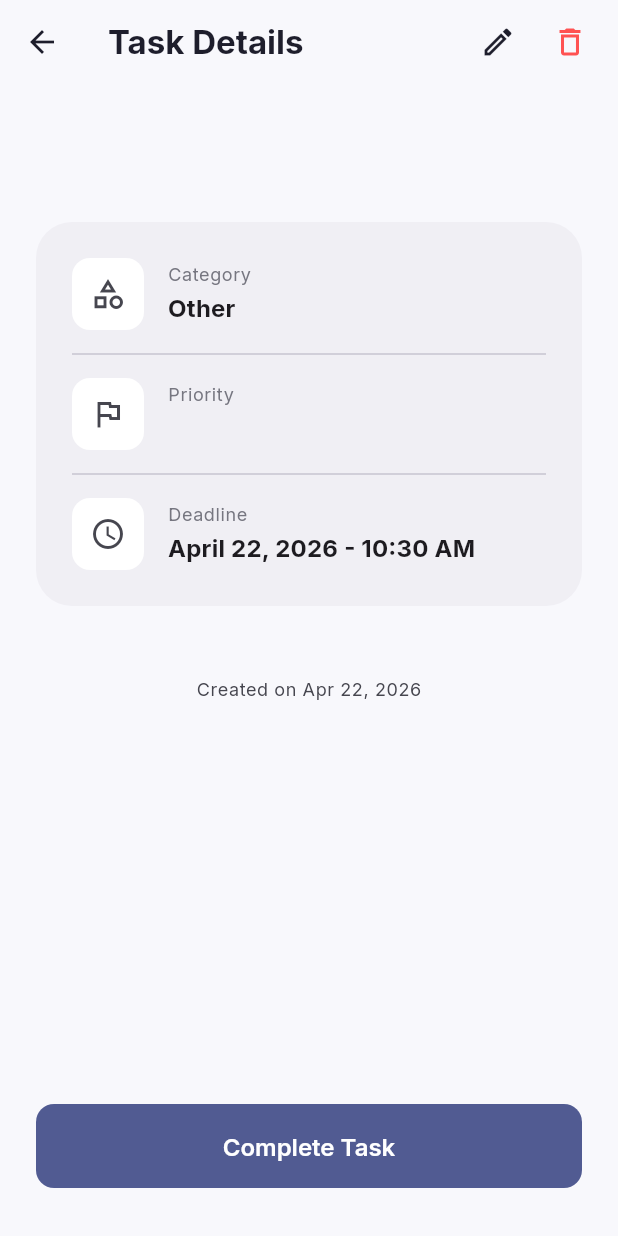
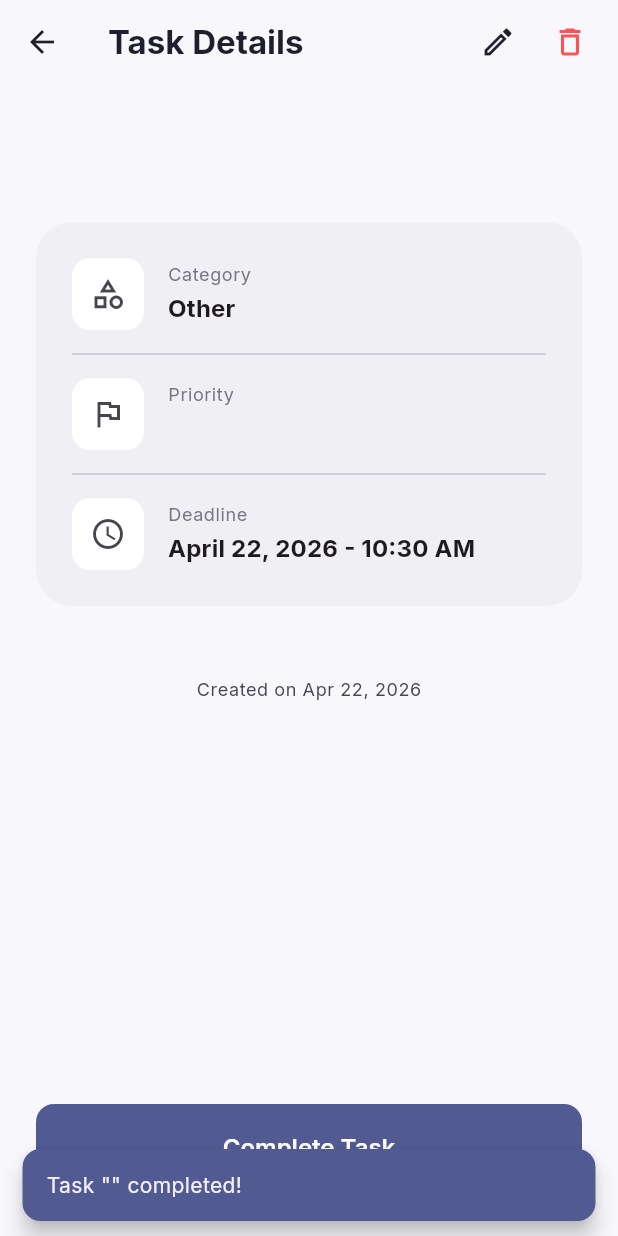
Before and after one commit to BomScoob12/mass-todo, a Flutter app: the TaskDetailsScreen screen opened directly with empty values, after a tap on "Complete Task", on a phone screen of 412 x 824 dp. Run offline on Flutter 3.47's test engine with Material 3 defaults, Android fonts, the phone set to English and light mode, and no system bars; our stand-ins replace flutter_riverpod, google_fonts, sqflite; accounts and stored records are empty.

Commit message:
feat:added the notification popups for a better user experience.

```diff
--- a/app/lib/ui/task_details_screen.dart
+++ b/app/lib/ui/task_details_screen.dart
@@ -158,8 +158,25 @@ class TaskDetailsScreen extends ConsumerWidget {
               width: double.infinity,
               height: 56,
               child: ElevatedButton(
-                onPressed: () {
-                  ref.read(taskListProvider.notifier).toggleTaskCompletion(currentTask!.id);
+                onPressed: () async {
+                  final wasCompleted = currentTask!.isCompleted;
+                  await ref
+                      .read(taskListProvider.notifier)
+                      .toggleTaskCompletion(currentTask.id);
+
+                  if (!context.mounted) return;
+                  if (!wasCompleted) {
+                    ScaffoldMessenger.of(context).showSnackBar(
+                      SnackBar(
+                        content: Text('Task "${currentTask.name}" completed!'),
+                        behavior: SnackBarBehavior.floating,
+                        backgroundColor: Theme.of(context).colorScheme.primary,
+                        shape: RoundedRectangleBorder(
+                          borderRadius: BorderRadius.circular(12),
+                        ),
+                      ),
+                    );
+                  }
                 },
                 style: ElevatedButton.styleFrom(
                   backgroundColor: currentTask.isCompleted
```
Also changed, not shown: app/lib/ui/widgets/tasks/task_list_item.dart (+29 -1 lines).
